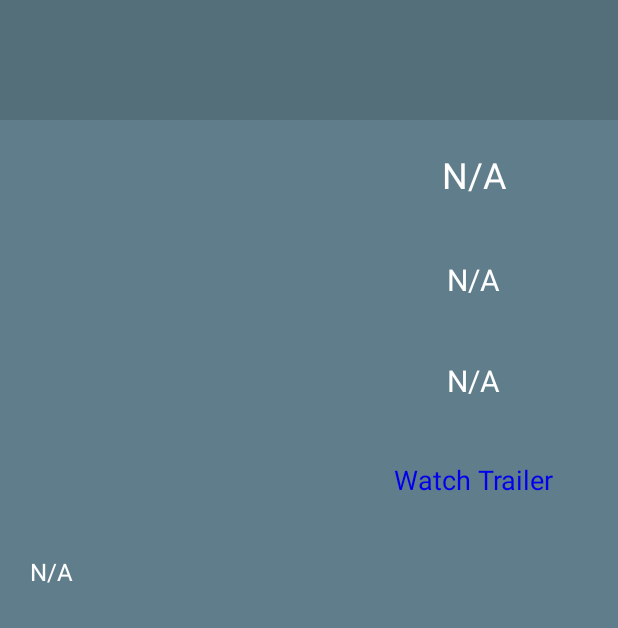
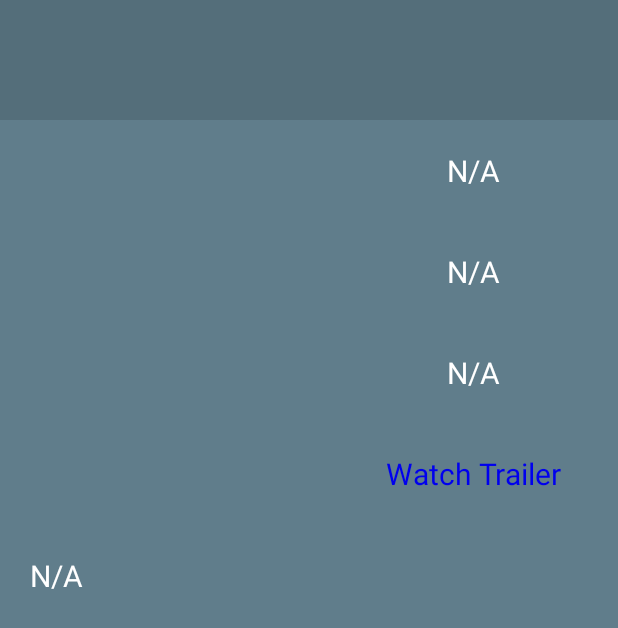
Before and after one commit to DamanSingh4321/PopularMovies, an Android app: the layout fragment_detail.xml on its own in the app's theme, with its tools: preview values and no code run, on a phone screen of 412 x 824 dp. Shown: the top 628 px of the screen. Run offline under Robolectric (Android 15) with nearby library versions, the light colour scheme and no system bars; network calls fail.

Commit message:
-changes

```diff
--- a/app/src/main/AndroidManifest.xml
+++ b/app/src/main/AndroidManifest.xml
@@ -20,7 +20,7 @@
         <activity
             android:name=".DetailActivity"
             android:label="Details"
-            android:parentActivityName=".MainActivity" >
+            android:parentActivityName=".MainActivity">
             <meta-data
                 android:name="android.support.PARENT_ACTIVITY"
                 android:value=".MainActivity" />
@@ -28,7 +28,7 @@
         <activity
             android:name=".SettingsActivity"
             android:label="Settings"
-            android:parentActivityName=".MainActivity" >
+            android:parentActivityName=".MainActivity">
             <meta-data
                 android:name="android.support.PARENT_ACTIVITY"
                 android:value=".MainActivity" />
--- a/app/src/main/java/com/singh/daman/popularmovies/MainActivity.java
+++ b/app/src/main/java/com/singh/daman/popularmovies/MainActivity.java
@@ -21,19 +21,14 @@ public class MainActivity extends AppCompatActivity {
 
     @Override
     public boolean onCreateOptionsMenu(Menu menu) {
-        // Inflate the menu; this adds items to the action bar if it is present.
         getMenuInflater().inflate(R.menu.main, menu);
         return true;
     }
 
     @Override
     public boolean onOptionsItemSelected(MenuItem item) {
-        // Handle action bar item clicks here. The action bar will
-        // automatically handle clicks on the Home/Up button, so long
-        // as you specify a parent activity in AndroidManifest.xml.
         int id = item.getItemId();
 
-        //noinspection SimplifiableIfStatement
         if (id == R.id.action_settings) {
             startActivity(new Intent(this, SettingsActivity.class));
             return true;
--- a/app/src/main/res/layout/fragment_detail.xml
+++ b/app/src/main/res/layout/fragment_detail.xml
@@ -2,20 +2,19 @@
     xmlns:tools="http://schemas.android.com/tools"
     android:layout_width="match_parent"
     android:layout_height="match_parent"
+    android:background="@color/colorPrimary"
     android:orientation="vertical"
-    android:id="@+id/layout"
-    tools:context="com.singh.daman.popularmovies.DetailActivity"
-    android:background="@color/colorPrimary">
+    tools:context="com.singh.daman.popularmovies.DetailActivity">
 
     <TextView
+        android:id="@+id/detail_name"
         android:layout_width="match_parent"
         android:layout_height="80dp"
-        android:id="@+id/detail_name"
+        android:background="@color/ripple_material_light"
+        android:gravity="center"
         android:textColor="#fff"
-        android:background="@color/ripple_material_light"
-        android:textStyle="bold"
-        android:textSize="24dp"
-        android:gravity="center" />
+        android:textSize="24sp"
+        android:textStyle="bold" />
 
     <ScrollView
         android:layout_width="match_parent"
@@ -23,7 +22,7 @@
 
         <LinearLayout
             android:layout_width="match_parent"
-            android:layout_height="match_parent"
+            android:layout_height="wrap_content"
             android:orientation="vertical">
 
             <LinearLayout
@@ -36,37 +35,36 @@
                     android:layout_width="200dp"
                     android:layout_height="250dp"
                     android:layout_margin="10dp"
-            android:contentDescription="@string/poster">
-        </ImageView>
+                    android:contentDescription="@string/poster"/>
 
                 <LinearLayout
                     android:layout_width="match_parent"
                     android:layout_height="match_parent"
-            android:orientation="vertical"
-            android:gravity="center">
+                    android:gravity="center"
+                    android:orientation="vertical">
 
                     <TextView
                         android:id="@+id/detail_year"
                         style="@style/FontTheme"
-            android:text="@string/n_a"
-            android:textSize="24sp" />
+                        tools:text="@string/n_a"
+                        tools:textSize="24sp" />
 
                     <TextView
                         android:id="@+id/detail_date"
                         style="@style/FontTheme"
-            android:text="@string/n_a" />
+                        tools:text="@string/n_a" />
 
                     <TextView
                         android:id="@+id/detail_vote"
                         style="@style/FontTheme"
-            android:text="@string/n_a" />
+                        tools:text="@string/n_a" />
 
                     <TextView
                         android:id="@+id/detail_trailer"
                         style="@style/FontTheme"
-                android:text="@string/watch_trailer"
-                android:textColor="#0000EE"
-                android:textSize="18sp" />
+                        tools:text="@string/watch_trailer"
+                        tools:textColor="#0000EE"
+                        tools:textSize="18sp" />
 
                 </LinearLayout>
 
@@ -75,8 +73,8 @@
             <TextView
                 android:id="@+id/detail_info"
                 style="@style/FontTheme"
-        android:textSize="16sp"
-        android:text="@string/n_a" />
+                tools:text="@string/n_a"
+                tools:textSize="16sp" />
 
         </LinearLayout>
     </ScrollView>
```
Also changed, not shown: app/src/main/java/com/singh/daman/popularmovies/DetailActivity.java (+11 -22 lines), app/src/main/java/com/singh/daman/popularmovies/MoviesAdapter.java (+13 -10 lines), app/src/main/java/com/singh/daman/popularmovies/MoviesFragment.java (+16 -13 lines), app/src/main/java/com/singh/daman/popularmovies/SettingsActivity.java (+106 -14 lines), app/src/main/res/layout/activity_settings.xml (+3 -6 lines), app/src/main/res/values/strings.xml (+4 -4 lines). Lines whose indentation alone changed are shown as unchanged.
